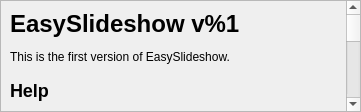
Old version of the form ui/helpdialog.ui in the repository minils/EasySlideshow.
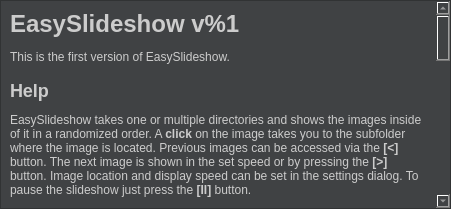
New version of the form. Icons and pictures are not drawn.

Commit message: Update details dialog

The edit to the form file:
```diff
--- a/ui/helpdialog.ui
+++ b/ui/helpdialog.ui
@@ -6,8 +6,8 @@
    <rect>
     <x>0</x>
     <y>0</y>
-    <width>361</width>
-    <height>112</height>
+    <width>451</width>
+    <height>209</height>
    </rect>
   </property>
   <property name="windowTitle">
@@ -17,6 +17,57 @@
    <iconset resource="../resources.qrc">
     <normaloff>:/icon/app</normaloff>:/icon/app</iconset>
   </property>
+  <property name="styleSheet">
+   <string notr="true">QWidget {
+    background-color: #404244;
+    color: #cccccc;
+}
+
+QLabel,QPushButton,QRadioButton,QSpinBox,QLineEdit,QComboBox,QComboBox:selected {
+    background-color: #404244;
+    color: #cccccc;
+}
+
+QComboBox
+{
+    background-color: #404244;
+    color: #cccccc;
+    padding: 1px 0px 1px 3px; /* Needed to enable the previously defined colors! */
+}
+
+QSpinBox, QLineEdit {
+    border-image: none;
+    border-style: solid;
+    border-color: #222 #555 #555 #222;
+    border-width: 2px 1px 1px 2px;
+}
+
+QSpinBox::up-button {
+    border-image: none;
+    color: #cccccc;
+}
+
+QSpinBox::down-button {
+    border-image: none;
+    color: #cccccc;
+}
+
+QPushButton:focus, QRadioButton:focus {
+    outline: none;
+}
+
+QRadioButton::indicator {
+    image: none;
+    border-style: solid;
+    border-color: #222 #555 #555 #222;
+    border-width: 2px 1px 1px 2px;
+}
+
+QRadioButton::indicator::checked {
+    image: url(:/radiobtn/checked);
+}
+</string>
+  </property>
   <layout class="QGridLayout" name="gridLayout">
    <property name="leftMargin">
     <number>0</number>
@@ -70,8 +121,8 @@
           <rect>
            <x>0</x>
            <y>0</y>
-           <width>337</width>
-           <height>1059</height>
+           <width>435</width>
+           <height>1140</height>
           </rect>
          </property>
          <layout class="QGridLayout" name="gridLayout_3">
@@ -84,7 +135,8 @@
              <locale language="English" country="UnitedStates"/>
             </property>
             <property name="text">
-             <string>&lt;h1&gt;&lt;img src=&quot;:/icon/app&quot; /&gt;     EasySlideshow v%1&lt;/h1&gt;
+             <string>&lt;img src=&quot;:/icon/app&quot; /&gt;
+&lt;h1&gt;EasySlideshow v%1&lt;/h1&gt;
 &lt;p&gt;
 This is the first version of EasySlideshow.
 &lt;/p&gt;
```
The commit also changes 4 other files.
